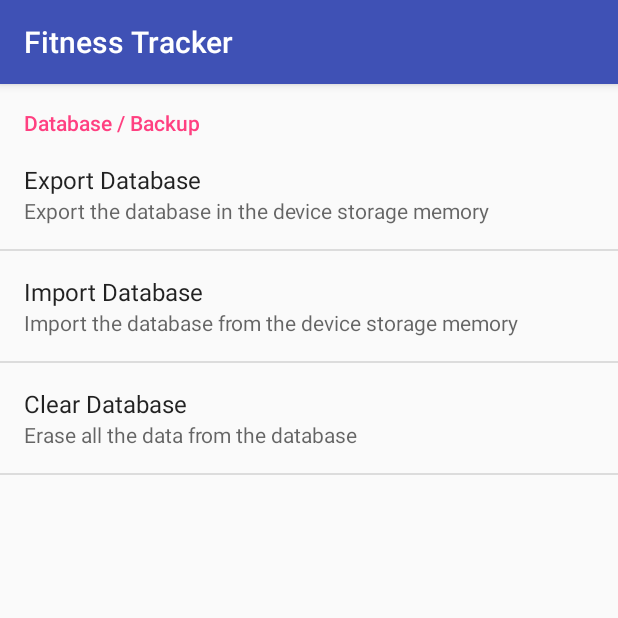
After one commit to punishermalade/FitnessTracker, an Android app: the fragment SettingsFragement shown on its own in the app's theme, on a phone screen of 412 x 824 dp, the top half of it. The commit adds this screen. Run offline under Robolectric (Android 15) with nearby library versions, the phone set to English and light mode, and no system bars.

Commit message:
added a new settings activity that regroup backup operations

```diff
--- /dev/null
+++ b/app/src/main/java/com/punisher/fitnesstracker/fragment/SettingsFragement.java
@@ -0,0 +1,20 @@
+package com.punisher.fitnesstracker.fragment;
+
+
+import android.os.Bundle;
+import android.preference.PreferenceFragment;
+import android.support.v7.widget.Toolbar;
+
+import com.punisher.fitnesstracker.R;
+
+/**
+ * Created by punisher on 2016-04-18.
+ */
+public class SettingsFragement extends PreferenceFragment {
+
+    @Override
+    public void onCreate(Bundle savedInstance) {
+        super.onCreate(savedInstance);
+        addPreferencesFromResource(R.xml.preferences);
+    }
+}
--- a/app/src/main/res/values/strings.xml
+++ b/app/src/main/res/values/strings.xml
@@ -83,4 +83,14 @@
     <string name="filter_button_swimming">Swimming</string>
     <string name="filter_button_biking">Biking</string>
 
+    <string name="pref_db_category_title">Database / Backup</string>
+    <string name="pref_db_category_summary">Database backup and recovery options</string>
+    <string name="pref_db_export_title">Export Database</string>
+    <string name="pref_db_export_summary">Export the database in the device storage memory</string>
+    <string name="pref_db_import_title">Import Database</string>
+    <string name="pref_db_import_summary">Import the database from the device storage memory</string>
+    <string name="pref_db_clear_title">Clear Database</string>
+    <string name="pref_db_clear_summary">Erase all the data from the database</string>
+
+
 </resources>
--- /dev/null
+++ b/app/src/main/res/xml/preferences.xml
@@ -0,0 +1,26 @@
+<?xml version="1.0" encoding="utf-8"?>
+<PreferenceScreen xmlns:android="http://schemas.android.com/apk/res/android">
+
+    <PreferenceCategory
+        android:title="@string/pref_db_category_title"
+        android:summary="@string/pref_db_category_summary">
+
+        <com.punisher.fitnesstracker.preference.DatabaseExportPreference
+            android:key="export_db"
+            android:title="@string/pref_db_export_title"
+            android:summary="@string/pref_db_export_summary" />
+
+        <com.punisher.fitnesstracker.preference.DatabaseImportPreference
+            android:key="import_db"
+            android:title="@string/pref_db_import_title"
+            android:summary="@string/pref_db_import_summary" />
+
+        <com.punisher.fitnesstracker.preference.DatabaseClearPreference
+            android:key="clear_db"
+            android:title="@string/pref_db_clear_title"
+            android:summary="@string/pref_db_clear_summary" />
+
+    </PreferenceCategory>
+
+
+</PreferenceScreen>
```
Also changed, not shown: app/src/main/AndroidManifest.xml (+11 -0 lines), app/src/main/java/com/punisher/fitnesstracker/MainActivity.java (+9 -99 lines), app/src/main/java/com/punisher/fitnesstracker/SettingsActivity.java (added, +24 -0 lines), app/src/main/res/layout/activity_main.xml (+9 -0 lines).
